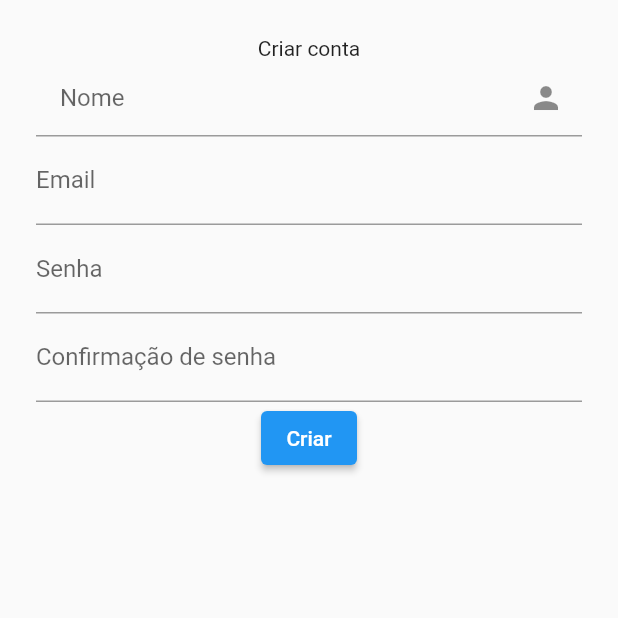
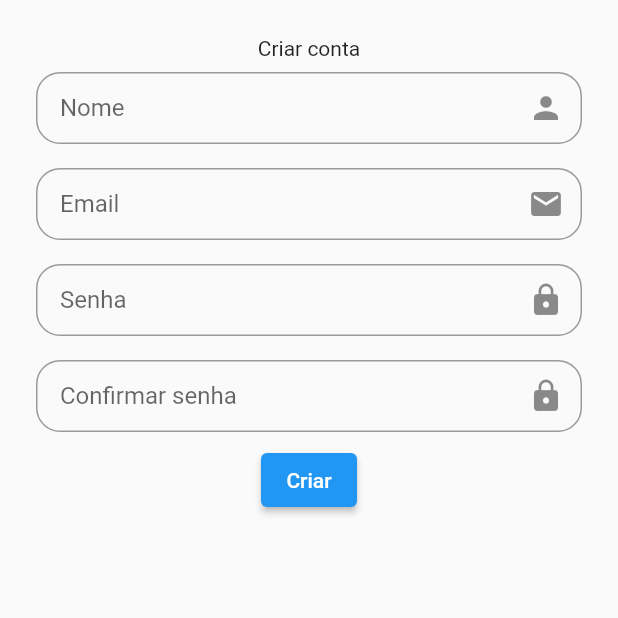
Before and after one commit to JohnAzedo/News, a Flutter app: the InviteCodeScreen screen opened directly, after a tap on the "arrow forward" icon, on a phone screen of 412 x 824 dp, the top half of it. Run offline on Flutter 3.47's test engine with Material 2 defaults, Android fonts, the phone set to English and light mode, and no system bars; our stand-ins replace dio.

Commit message:
[client] feature: Implement TextField decoration

```diff
--- /dev/null
+++ b/client/lib/components/textField.dart
@@ -0,0 +1,40 @@
+import 'package:flutter/material.dart';
+
+class CustomTextField extends StatelessWidget {
+  final TextEditingController controller;
+  final String label;
+  final Icon icon;
+  final bool isPassword;
+
+  CustomTextField(
+      {this.controller,
+      @required this.label,
+      @required this.icon,
+      this.isPassword = false});
+
+  @override
+  Widget build(BuildContext context) {
+    return Padding(
+      padding: const EdgeInsets.symmetric(vertical: 8.0, horizontal: 0.0),
+      child: TextField(
+        obscureText: isPassword,
+        controller: controller,
+        decoration: InputDecoration(
+          suffixIcon: icon,
+          border: OutlineInputBorder(
+            borderRadius: BorderRadius.all(Radius.circular(16.0)),
+          ),
+          focusedBorder: OutlineInputBorder(
+            borderSide: BorderSide(color: Colors.blue),
+            borderRadius: BorderRadius.all(
+              Radius.circular(16.0),
+            ),
+          ),
+          contentPadding:
+              const EdgeInsets.symmetric(horizontal: 16.0, vertical: 8.0),
+          labelText: label,
+        ),
+      ),
+    );
+  }
+}
--- a/client/lib/screens/auth/code.dart
+++ b/client/lib/screens/auth/code.dart
@@ -1,6 +1,7 @@
 
 
 import 'package:flutter/material.dart';
+import 'package:news/components/textField.dart';
 import 'package:news/screens/auth/register.dart';
 
 class InviteCodeScreen extends StatefulWidget {
@@ -27,11 +28,10 @@ class _InviteCodeScreenState extends State<InviteCodeScreen> {
           children: [
             Text('Código convite'),
             Text('Digite o código contive compartilhado com você'),
-            TextField(
-              decoration: InputDecoration(
-                labelText: 'Código',
-              ),
-            )
+            CustomTextField(
+              label: 'Código',
+              icon: Icon(Icons.code),
+            ),
           ],
         ),
       ),
--- a/client/lib/screens/auth/login.dart
+++ b/client/lib/screens/auth/login.dart
@@ -1,5 +1,6 @@
 import 'package:flutter/gestures.dart';
 import 'package:flutter/material.dart';
+import 'package:news/components/textField.dart';
 
 import 'code.dart';
 
@@ -27,11 +28,13 @@ class _LoginScreenState extends State<LoginScreen> {
           children: [
             Text('Entrar'),
             Text('Por favor, faça login para continuar.'),
-            TextField(
-              decoration: InputDecoration(labelText: 'Email'),
+            CustomTextField(
+              label: 'Email',
+              icon: Icon(Icons.email),
             ),
-            TextField(
-              decoration: InputDecoration(labelText: 'Senha'),
+            CustomTextField(
+              label: 'Senha',
+              icon: Icon(Icons.lock),
             ),
             Row(
               children: [
--- a/client/lib/screens/auth/register.dart
+++ b/client/lib/screens/auth/register.dart
@@ -1,4 +1,5 @@
 import 'package:flutter/material.dart';
+import 'package:news/components/textField.dart';
 
 class RegisterScreen extends StatefulWidget {
   @override
@@ -14,27 +15,23 @@ class _RegisterScreenState extends State<RegisterScreen> {
         child: Column(
           children: [
             Text('Criar conta'),
-            TextField(
-              decoration: InputDecoration(
-                suffixIcon: Icon(Icons.person),
-                focusedBorder: OutlineInputBorder(
-                    borderSide: BorderSide(color: Colors.blue),
-                    borderRadius: BorderRadius.all(Radius.circular(16.0))),
-                contentPadding:
-                    const EdgeInsets.symmetric(horizontal: 16.0, vertical: 8.0),
-                labelText: 'Nome',
-              ),
+            CustomTextField(
+              label: 'Nome',
+              icon: Icon(Icons.person),
             ),
-            TextField(
-              decoration: InputDecoration(labelText: 'Email'),
+            CustomTextField(
+              label: 'Email',
+              icon: Icon(Icons.email),
             ),
-            TextField(
-              obscureText: true,
-              decoration: InputDecoration(labelText: 'Senha'),
+            CustomTextField(
+              isPassword: true,
+              label: 'Senha',
+              icon: Icon(Icons.lock),
             ),
-            TextField(
-              obscureText: true,
-              decoration: InputDecoration(labelText: 'Confirmação de senha'),
+            CustomTextField(
+              isPassword: true,
+              label: 'Confirmar senha',
+              icon: Icon(Icons.lock),
             ),
             ElevatedButton(
               onPressed: () => {},
```
